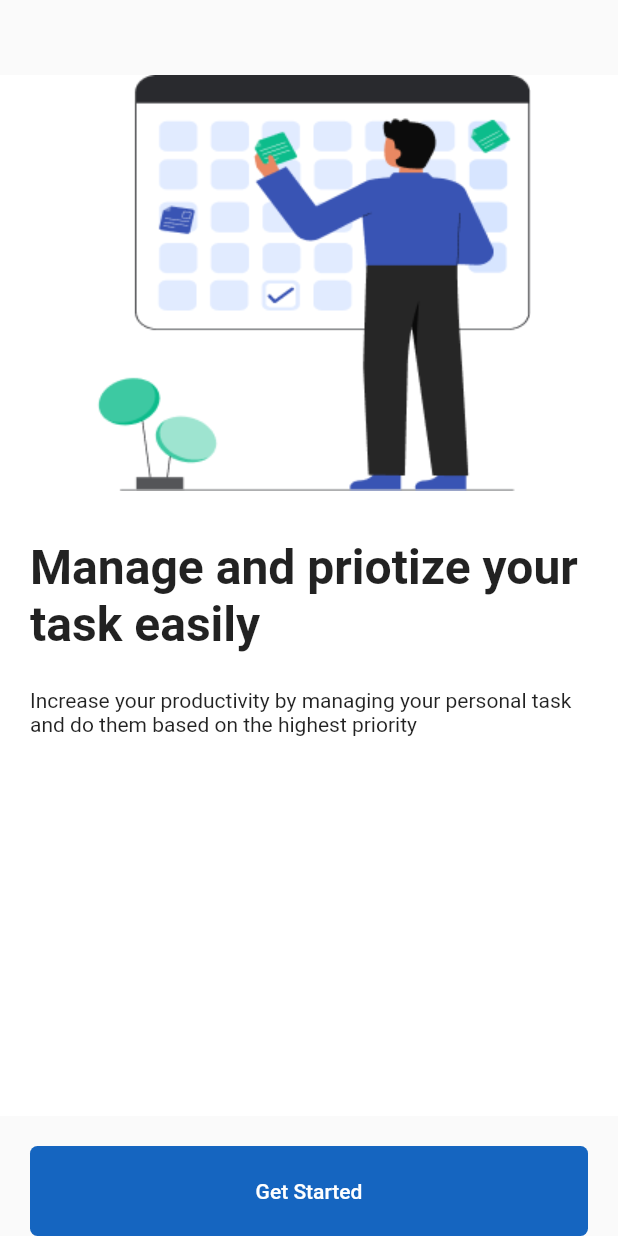
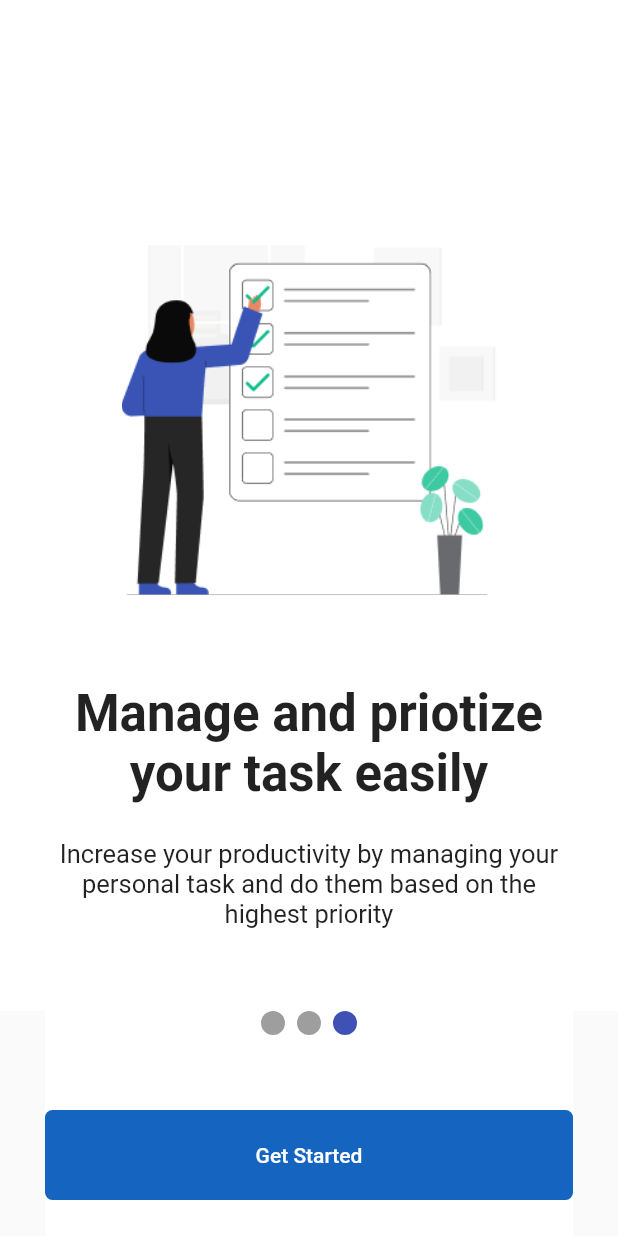
Before and after one commit to Devsleo/todo-app-flutter, a Flutter app: the screen it shows after launch, swiped to page 3, on a phone screen of 412 x 824 dp. Run offline on Flutter 3.47's test engine with Material 2 defaults, Android fonts, the phone set to English and light mode, and no system bars; drawn by our look-alikes of smooth_page_indicator; our stand-ins replace shared_preferences.

Commit message:
On Boarding Done

```diff
--- a/lib/Screens/onboarding.dart
+++ b/lib/Screens/onboarding.dart
@@ -30,8 +30,9 @@ class _OnBoardingScreenState extends State<OnBoardingScreen> {
   @override
   Widget build(BuildContext context) {
     return Scaffold(
-      body: Padding(
-        padding: const EdgeInsets.only(bottom: 80),
+      body: Container(
+        color: Colors.white,
+        height: MediaQuery.of(context).size.height - 150,
         child: PageView(
           controller: _pageController,
           onPageChanged: (index) {
@@ -40,19 +41,19 @@ class _OnBoardingScreenState extends State<OnBoardingScreen> {
           children: [
             buildPage(
                 color: Colors.white,
-                image: "assets/category.png",
+                image: "assets/create.png",
                 title: "Create your own Schedule",
                 subtitle:
-                    "Increase your productivity by managing your personal task and do them based on the highest priority"),
+                    "Get your todos created in one tap, no complicated work is required"),
             buildPage(
                 color: Colors.white,
                 image: "assets/category.png",
                 title: "Categorise your schedule",
                 subtitle:
-                    "Increase your productivity by managing your personal task and do them based on the highest priority"),
+                    "Organizing your todos to different categories helps you focus more on  important tasks. "),
             buildPage(
                 color: Colors.white,
-                image: "assets/category.png",
+                image: "assets/manage.png",
                 title: "Manage and priotize your task easily",
                 subtitle:
                     "Increase your productivity by managing your personal task and do them based on the highest priority"),
@@ -61,8 +62,26 @@ class _OnBoardingScreenState extends State<OnBoardingScreen> {
       ),
       bottomSheet: isLastPage
           ? Padding(
-              padding: const EdgeInsets.symmetric(horizontal: 20),
-              child: TextButton(
+              padding: const EdgeInsets.symmetric(horizontal: 30),
+              child: Container(
+                color: Colors.white,
+                height: 150,
+                child: Column(
+                  children: [
+                    Center(
+                      child: SmoothPageIndicator(
+                        controller: _pageController,
+                        count: 3,
+                        onDotClicked: (index) => _pageController.animateToPage(
+                            index,
+                            duration: Duration(milliseconds: 500),
+                            curve: Curves.easeInOut),
+                      ),
+                    ),
+                    SizedBox(
+                      height: 50,
+                    ),
+                    TextButton(
                         style: TextButton.styleFrom(
                             shape: RoundedRectangleBorder(
                                 borderRadius: BorderRadius.circular(5)),
@@ -74,12 +93,19 @@ class _OnBoardingScreenState extends State<OnBoardingScreen> {
                           await prefs.setBool('showHome', true);
 
                           Navigator.of(context).pushReplacement(
-                        MaterialPageRoute(builder: (context) => HomeScreen()));
+                              MaterialPageRoute(
+                                  builder: (context) => HomeScreen()));
                         },
                         child: Text("Get Started")),
+                  ],
+                ),
+              ),
             )
-          : Container(
-              height: 80,
+          : Padding(
+              padding: const EdgeInsets.symmetric(horizontal: 30),
+              child: Container(
+                color: Colors.white,
+                height: 150,
                 child: Center(
                     child: Column(
                   children: [
@@ -93,13 +119,23 @@ class _OnBoardingScreenState extends State<OnBoardingScreen> {
                             curve: Curves.easeInOut),
                       ),
                     ),
+                    SizedBox(
+                      height: 50,
+                    ),
                     TextButton(
+                        style: TextButton.styleFrom(
+                            shape: RoundedRectangleBorder(
+                                borderRadius: BorderRadius.circular(5)),
+                            primary: Colors.white,
+                            backgroundColor: Colors.blue.shade800,
+                            minimumSize: Size.fromHeight(60)),
                         onPressed: () => _pageController.nextPage(
                             duration: Duration(milliseconds: 500),
                             curve: Curves.easeInOut),
                         child: Text("Next"))
                   ],
                 )),
+              ),
             ),
     );
   }
@@ -111,27 +147,40 @@ Widget buildPage(
     required String title,
     required String subtitle}) {
   return Padding(
-    padding: const EdgeInsets.only(top: 50),
+    padding: const EdgeInsets.only(top: 100),
     child: Container(
       color: color,
       child: Padding(
-        padding: const EdgeInsets.symmetric(horizontal: 20),
+        padding: const EdgeInsets.symmetric(horizontal: 30),
         child: Column(
+          mainAxisAlignment: MainAxisAlignment.center,
+          crossAxisAlignment: CrossAxisAlignment.center,
           children: [
-            Image.asset(image),
+            Image.asset(
+              image,
+              height: 250,
+              width: 250,
+              //fit: BoxFit.cover,
+            ),
             SizedBox(
-              height: 32,
+              height: 50,
             ),
             Center(
               child: Text(
                 "$title",
-                style: TextStyle(fontSize: 32, fontWeight: FontWeight.bold),
+                textAlign: TextAlign.center,
+                style: TextStyle(fontSize: 34, fontWeight: FontWeight.bold),
               ),
             ),
             SizedBox(
               height: 24,
             ),
-            Center(child: Text("$subtitle"))
+            Center(
+                child: Text(
+              "$subtitle",
+              textAlign: TextAlign.center,
+              style: TextStyle(fontSize: 17, fontWeight: FontWeight.w400),
+            ))
           ],
         ),
       ),
```
Also changed, not shown: pubspec.yaml (+7 -0 lines), assets/create.png (added), assets/fpassword.png (added), assets/login.png (added), assets/manage.png (added), assets/otp.png (added), assets/password.png (added), assets/signup.png (added). Lines whose indentation alone changed are shown as unchanged.
